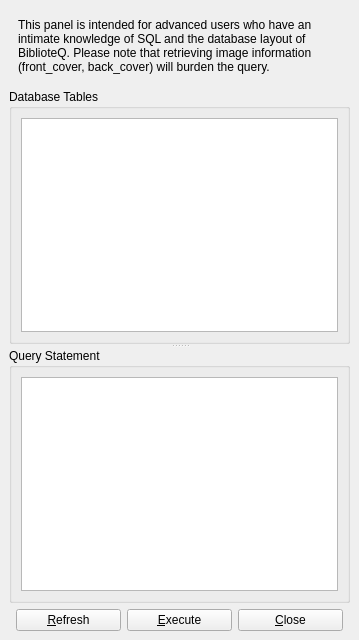
First picture: the form in UI/biblioteq_customquery.ui, repository textbrowser/biblioteq, before the edit.
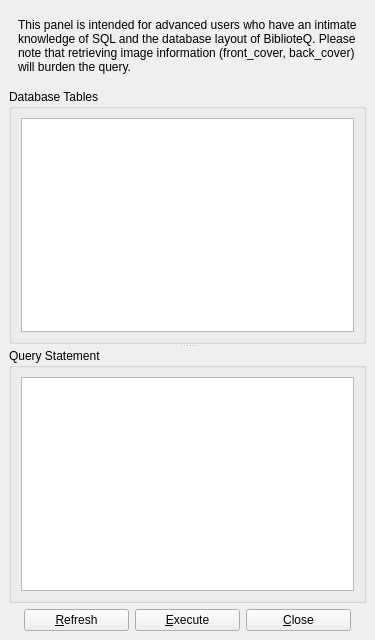
Second picture: the form after the edit. Icons and pictures are not drawn.

```diff
--- a/UI/biblioteq_customquery.ui
+++ b/UI/biblioteq_customquery.ui
@@ -6,7 +6,7 @@
    <rect>
     <x>0</x>
     <y>0</y>
-    <width>359</width>
+    <width>375</width>
     <height>640</height>
    </rect>
   </property>
```
